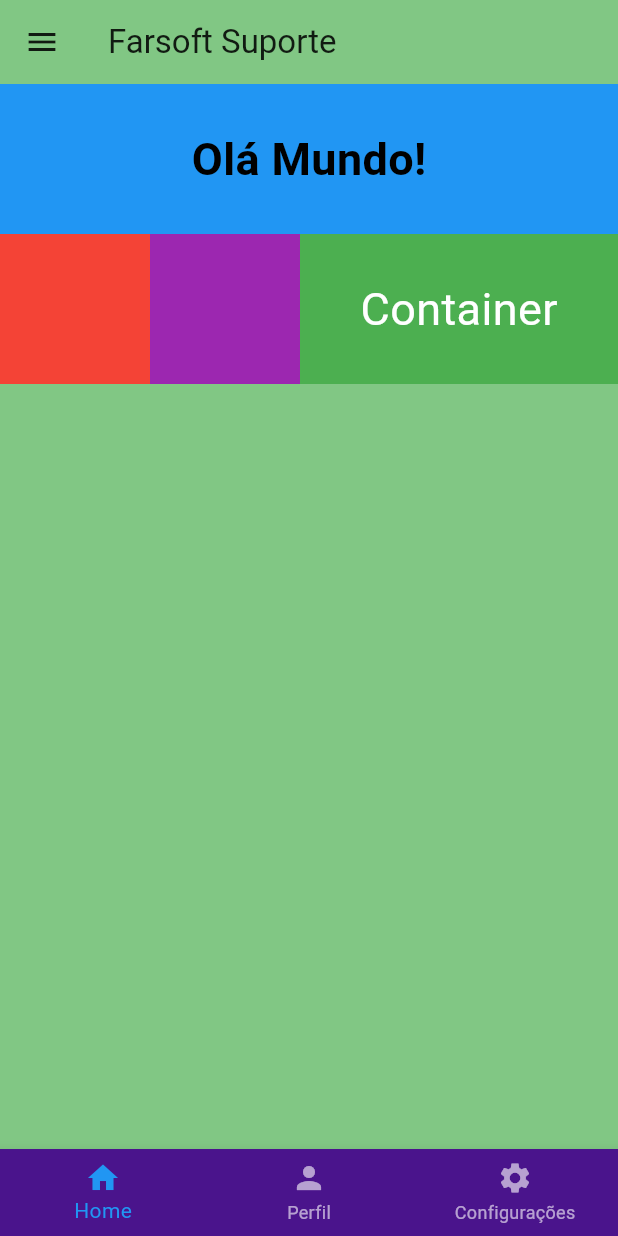
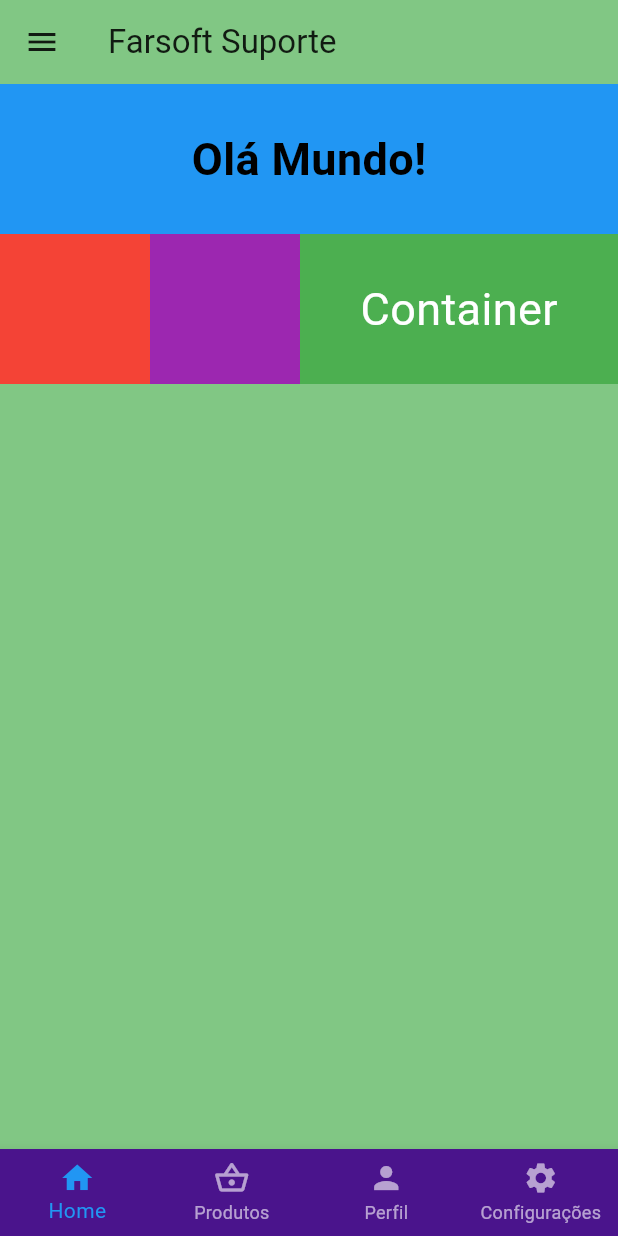
Before and after one commit to farnetani/flutter_basico, a Flutter app: the screen it shows after launch, on a phone screen of 412 x 824 dp. Run offline on Flutter 3.47's test engine with Material 3 defaults, Android fonts, the light colour scheme and no system bars.

Commit message:
Fixed: produtos

```diff
--- a/lib/pages/home_page.dart
+++ b/lib/pages/home_page.dart
@@ -4,7 +4,6 @@ import 'package:flutter/material.dart';
 import 'package:flutter_iniciante/pages/pageViews/one_page.dart';
 import 'package:flutter_iniciante/pages/pageViews/perfil_page.dart';
 import 'package:flutter_iniciante/pages/pageViews/configuracoes_page.dart';
-
 
 // ignore_for_file: must_be_immutable
 
@@ -74,7 +73,7 @@ class _HomePageState extends State<HomePage> {
                     log('Perfil');
                     Navigator.pop(context);
                     setState(() {
-                      pageSelected = 3;
+                      pageSelected = 1;
                       _pageController.animateToPage(
                         pageSelected,
                         duration: const Duration(milliseconds: 500),
@@ -143,9 +142,9 @@ class _HomePageState extends State<HomePage> {
           scrollDirection: Axis.horizontal,
           children: const [
             OnePage(),
+            ProdutosPage(),
             PerfilPage(),
             ConfiguracoesPage(),
-            ProdutosPage(),
           ],
         ),
         bottomNavigationBar: BottomNavigationBar(
@@ -173,6 +172,10 @@ class _HomePageState extends State<HomePage> {
               label: 'Home',
             ),
             BottomNavigationBarItem(
+              icon: Icon(Icons.shopping_basket_outlined),
+              label: 'Produtos',
+            ),
+            BottomNavigationBarItem(
               icon: Icon(Icons.person),
               label: 'Perfil',
             ),
```
